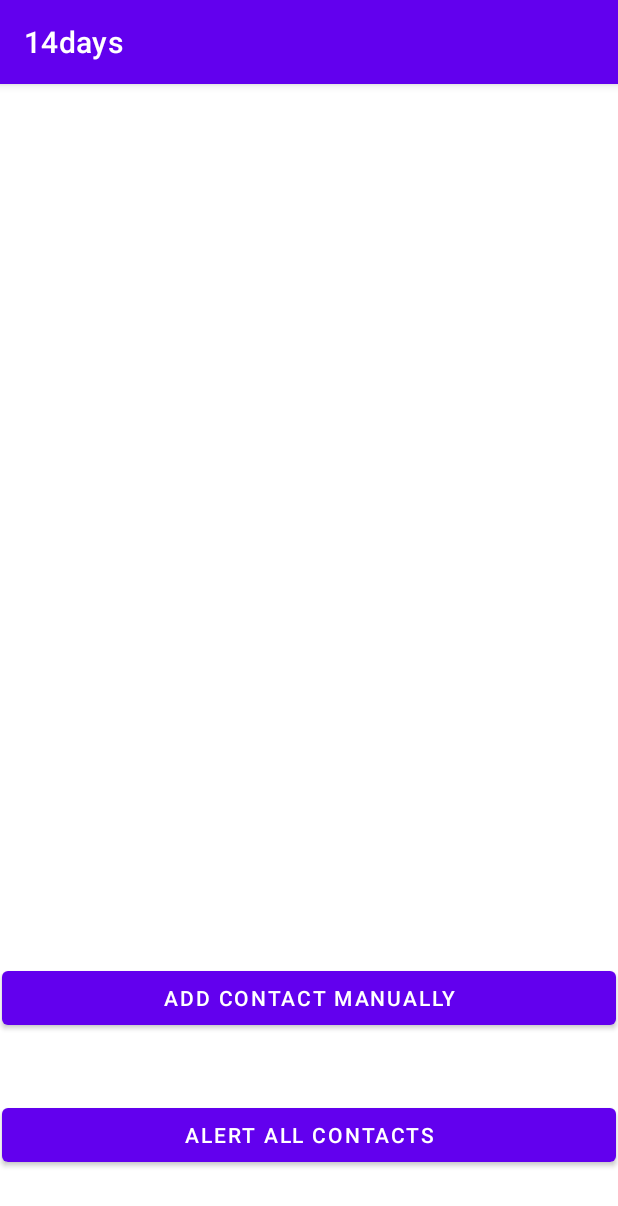
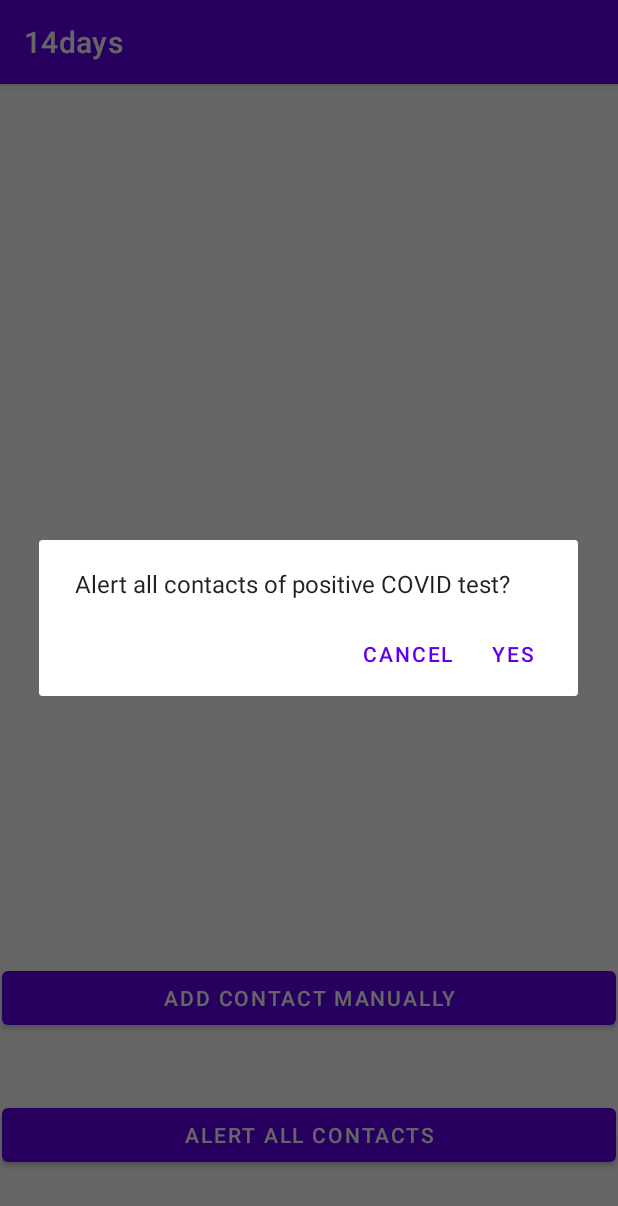
Before and after one commit to MustafaJ98/14days, an Android app: the fragment ContactFragment shown on its own in the app's theme, after a tap on "ALERT ALL CONTACTS", on a phone screen of 412 x 824 dp. Shown: the top 1206 px of the screen. Run offline under Robolectric (Android 15) with nearby library versions, the phone set to English and light mode, and no system bars; our stand-ins replace Firebase (no records; nobody signed in at launch, a user with empty details on screens opened directly).

Commit message:
Added confirmation dialog in alert contact

```diff
--- a/app/src/main/java/com/app/a14days/ContactFragment.java
+++ b/app/src/main/java/com/app/a14days/ContactFragment.java
@@ -1,6 +1,7 @@
 package com.app.a14days;
 
 
+import android.content.DialogInterface;
 import android.content.Intent;
 import android.os.Bundle;
 import android.util.Log;
@@ -14,6 +15,7 @@ import android.widget.Toast;
 
 import androidx.annotation.NonNull;
 import androidx.annotation.Nullable;
+import androidx.appcompat.app.AlertDialog;
 import androidx.cardview.widget.CardView;
 import androidx.fragment.app.Fragment;
 import androidx.recyclerview.widget.RecyclerView;
@@ -91,8 +93,19 @@ public class ContactFragment extends Fragment {
         alertAllContact.setOnClickListener(new View.OnClickListener() {
             @Override
             public void onClick(View v) {
-                alertContacts();
-                Toast.makeText(getActivity(), "All contacts alerted", Toast.LENGTH_SHORT).show();
+                // create a confirmation prompt
+                AlertDialog.Builder builder = new AlertDialog.Builder(getActivity());
+                builder.setMessage("Alert all contacts of positive COVID test?")
+                        .setPositiveButton("Yes", new DialogInterface.OnClickListener() {
+                            @Override
+                            public void onClick(DialogInterface dialog, int which) {
+                                alertContacts();
+                                Toast.makeText(getActivity(), "All contacts alerted", Toast.LENGTH_SHORT).show();
+                            }
+                        })
+                        .setNegativeButton("Cancel", null);
+                AlertDialog confirmation = builder.create();
+                confirmation.show();
             }
         });
 
```
